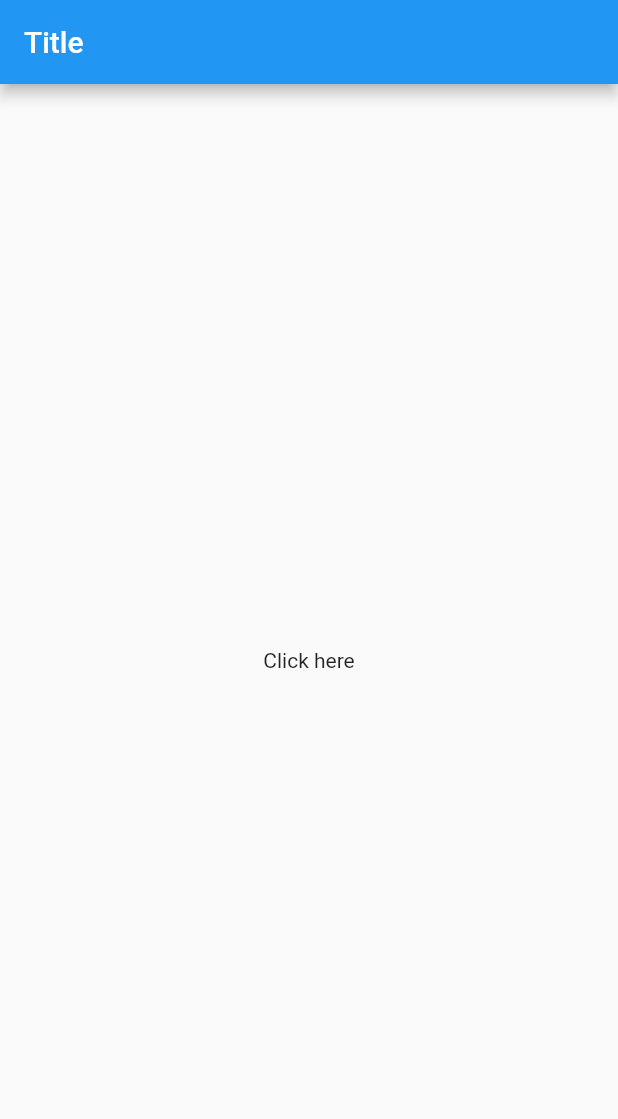
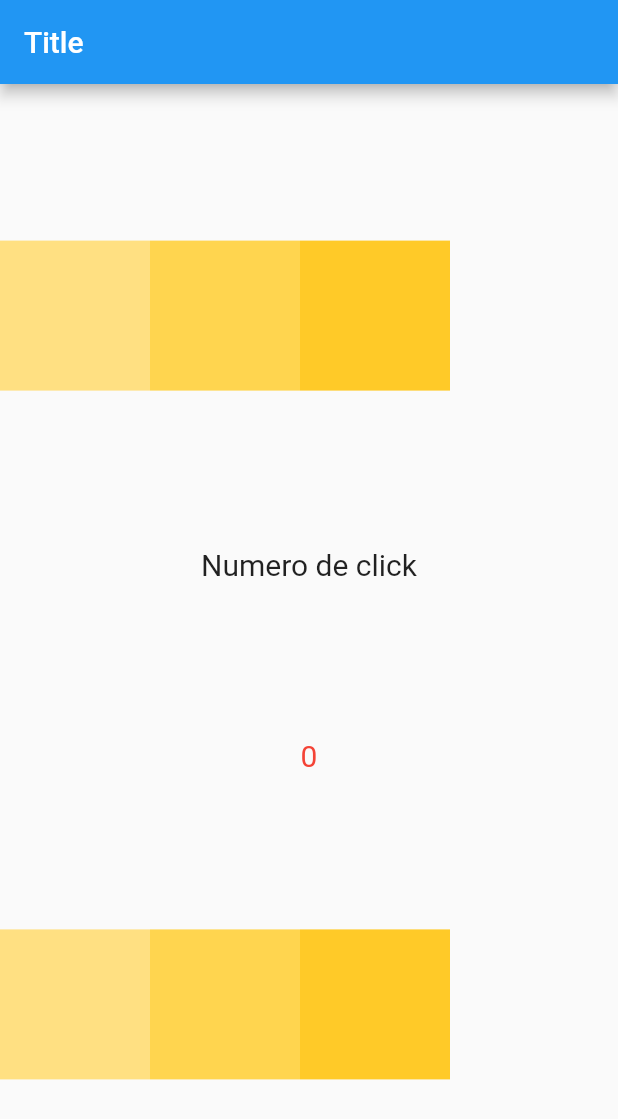
Before and after one commit to ErickMUOSD/dsm-43-app, a Flutter app: the screen it shows after launch, on a phone screen of 412 x 824 dp. Shown: the top 1119 px of the screen. Run offline on Flutter 3.47's test engine with Material 2 defaults, Android fonts, the phone set to English and light mode, and no system bars.

Commit message:
row columns, textstyle

```diff
--- a/lib/src/pages/home_page.dart
+++ b/lib/src/pages/home_page.dart
@@ -7,10 +7,58 @@ class HomePage extends StatelessWidget {
   Widget build(BuildContext context) {
     return Scaffold(
       appBar: AppBar(
-        title: Text('Title'),
+        title: const Text('Title'),
       ),
-      body: Center(
-        child: Text('Click here'),
+      body: Column(
+        mainAxisAlignment: MainAxisAlignment.spaceEvenly,
+        children: [
+          Row(
+            children: [
+              Container(
+                width: 100,
+                height: 100,
+                color: Colors.amber[200],
+              ),
+              Container(
+                width: 100,
+                height: 100,
+                color: Colors.amber[300],
+              ),
+              Container(
+                width: 100,
+                height: 100,
+                color: Colors.amber[400],
+              ),
+            ],
+          ),
+          const Text(
+            'Numero de click',
+            style: TextStyle(fontSize: 20),
+          ),
+          const Text(
+            '0',
+            style: TextStyle(fontSize: 20, color: Colors.red),
+          ),
+          Row(
+            children: [
+              Container(
+                width: 100,
+                height: 100,
+                color: Colors.amber[200],
+              ),
+              Container(
+                width: 100,
+                height: 100,
+                color: Colors.amber[300],
+              ),
+              Container(
+                width: 100,
+                height: 100,
+                color: Colors.amber[400],
+              ),
+            ],
+          )
+        ],
       ),
     );
   }
```
